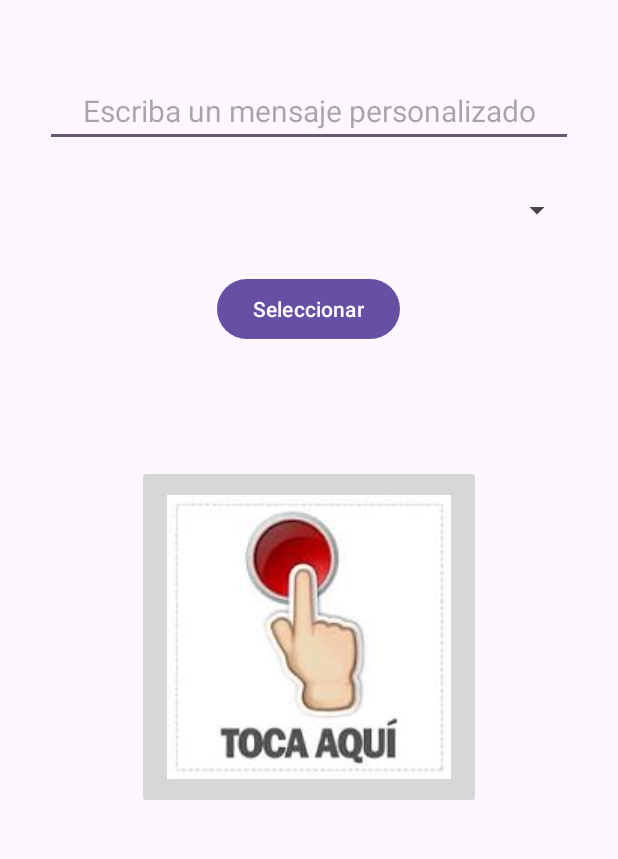
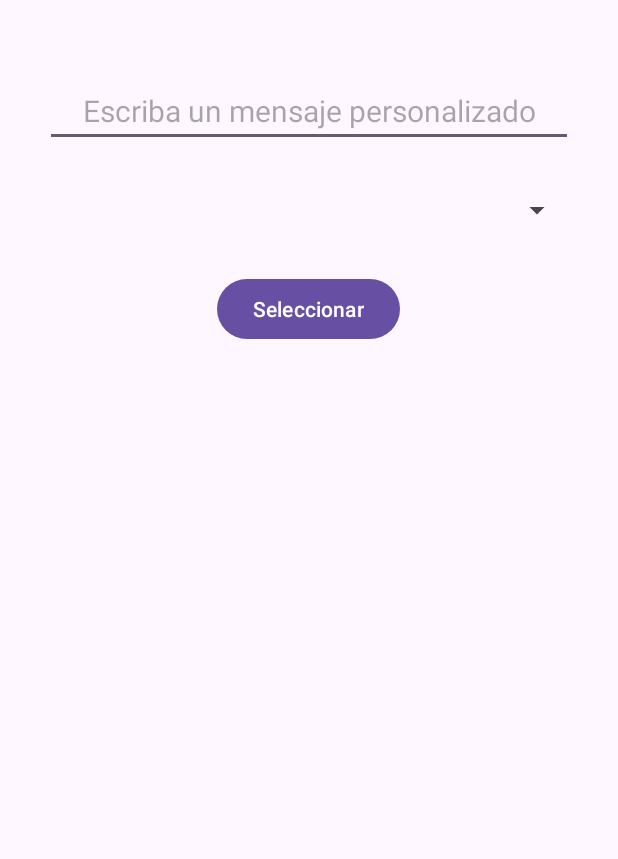
Before and after one commit to CharlsMikhail/PPDM-Practicas, an Android app: the screen it shows after launch (MainActivity), on a phone screen of 412 x 824 dp, the part 78-937 px from its top. Run offline under Robolectric (Android 15) with nearby library versions, the phone set to English and light mode, and no system bars; 1 statement that could not run was skipped.

Commit message:
delete img_button de la actividad 1

```diff
--- a/PRACTICA 3/1_InteraccionConImagenes/app/src/main/res/layout/activity_main.xml
+++ b/PRACTICA 3/1_InteraccionConImagenes/app/src/main/res/layout/activity_main.xml
@@ -35,7 +35,6 @@
         android:layout_height="wrap_content"
         android:layout_marginTop="30sp"/>
 
-
     <Button
         android:id="@+id/btn_select"
         android:layout_width="wrap_content"
@@ -43,13 +42,4 @@
         android:layout_marginTop="30dp"
         android:text="@string/btn_select"/>
 
-    <ImageButton
-        android:id="@+id/imgb_main"
-        android:layout_width="wrap_content"
-        android:layout_height="wrap_content"
-        android:layout_marginTop="80dp"
-        android:gravity="center"
-        android:padding="20dp"
-        android:src="@drawable/img_toca_aqui" />
-
 </LinearLayout>
```
